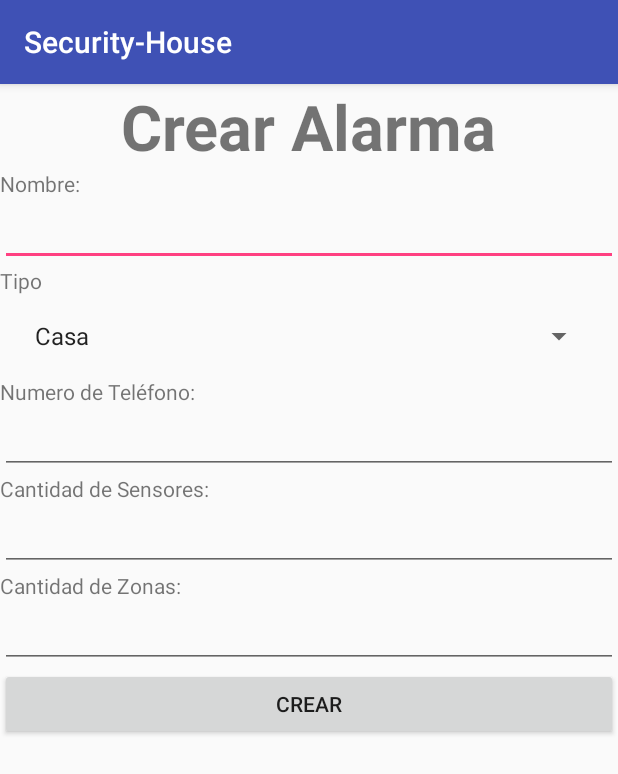
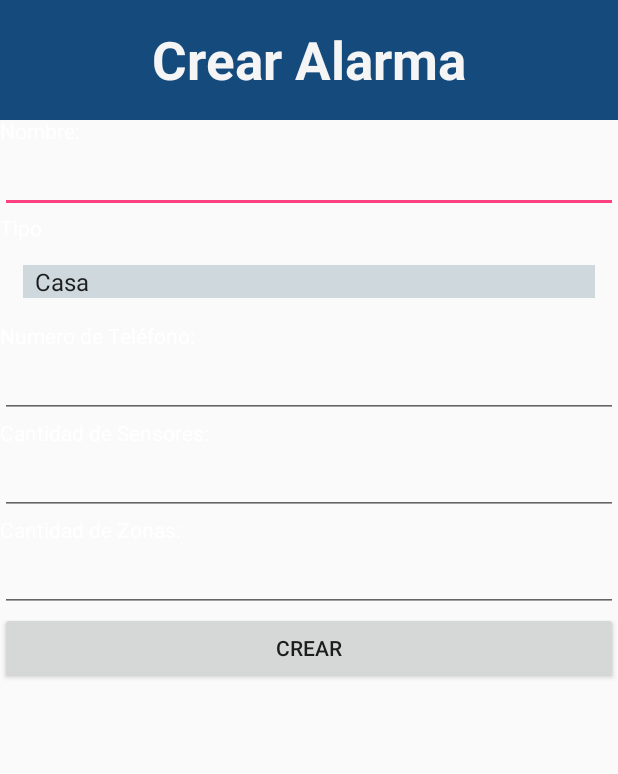
Before and after one commit to matiasrivas94/SECURITYHOUSE, an Android app: the fragment CrearAlarmaFragment shown on its own in the app's theme, on a phone screen of 412 x 824 dp. Shown: the top 774 px of the screen. Run offline under Robolectric (Android 15) with nearby library versions, the phone set to English and light mode, and no system bars.

Commit message:
Agregamos el splash (de la app Where is my pet) para probar
Hubo cambios en el androidManifest.xml y cambiamos el tema de la aplicacion por AppTheme.NoActionBar

```diff
--- a/app/src/main/res/layout/activity_main.xml
+++ b/app/src/main/res/layout/activity_main.xml
@@ -13,6 +13,8 @@
         android:layout_width="match_parent"
         android:layout_height="match_parent" />
 
+
+
     <android.support.design.widget.NavigationView
         android:id="@+id/nav_view"
         android:layout_width="wrap_content"
--- a/app/src/main/res/layout/fragment_crear_alarma.xml
+++ b/app/src/main/res/layout/fragment_crear_alarma.xml
@@ -4,13 +4,15 @@
     android:layout_width="match_parent"
     android:layout_height="match_parent"
     tools:context=".CrearAlarmaFragment">
+    android:background="@mipmap/fondo1">
 
-    <!-- TODO: Update blank fragment layout -->
-    <LinearLayout
+    <android.support.v7.widget.Toolbar
+        android:id="@+id/toolbar"
         android:layout_width="match_parent"
-        android:layout_height="match_parent"
-        android:orientation="vertical">
-
+        android:layout_height="80sp"
+        android:background="@color/colorPrimary"
+        android:minHeight="?attr/actionBarSize"
+        android:orientation="horizontal">
 
         <TextView
             android:id="@+id/textCrearAlarma"
@@ -18,40 +20,56 @@
             android:layout_height="wrap_content"
             android:layout_gravity="center"
             android:text="Crear Alarma"
-            android:textSize="42sp"
-            android:textStyle="bold" />
+            android:textSize="35sp"
+            android:textStyle="bold"
+            android:textColor="#f5f5f5" />
+
+    </android.support.v7.widget.Toolbar>
+
+    <LinearLayout
+        android:layout_width="match_parent"
+        android:layout_height="match_parent"
+        android:layout_marginTop="77sp"
+        android:orientation="vertical">
+
+
         <TextView
             android:id="@+id/textView"
             android:layout_width="wrap_content"
             android:layout_height="wrap_content"
-            android:text="Nombre:" />
+            android:text="Nombre:"
+            android:textColor="@android:color/white" />
 
         <EditText
             android:id="@+id/ETNombre"
             android:layout_width="match_parent"
             android:layout_height="wrap_content"
             android:ems="10"
-            android:inputType="textPersonName" />
+            android:inputType="textPersonName"
+            android:textColor="@android:color/white" />
 
         <TextView
             android:id="@+id/textView2"
             android:layout_width="wrap_content"
             android:layout_height="wrap_content"
-            android:text="Tipo" />
+            android:text="Tipo"
+            android:textColor="@android:color/white" />
 
         <Spinner
-			android:layout_width="match_parent"
-			android:layout_height="wrap_content"
-			android:id="@+id/sp01"
-			android:layout_below="@+id/tvTitulo"
-			android:layout_margin="15dp">
-		</Spinner>
+            android:id="@+id/sp01"
+            android:layout_width="match_parent"
+            android:layout_height="wrap_content"
+            android:layout_below="@+id/tvTitulo"
+            android:layout_margin="15dp"
+            android:background="#cfd8dc"
+            android:textColor="@android:color/white"></Spinner>
 
         <TextView
             android:id="@+id/textView3"
             android:layout_width="wrap_content"
             android:layout_height="wrap_content"
-            android:text="Numero de Teléfono:" />
+            android:text="Numero de Teléfono:"
+            android:textColor="@android:color/white" />
 
         <EditText
             android:id="@+id/ETNumTelefono"
@@ -64,7 +82,8 @@
             android:id="@+id/textView4"
             android:layout_width="wrap_content"
             android:layout_height="wrap_content"
-            android:text="Cantidad de Sensores:" />
+            android:text="Cantidad de Sensores:"
+            android:textColor="@android:color/white" />
 
         <EditText
             android:id="@+id/ETCantSensores"
@@ -72,11 +91,13 @@
             android:layout_height="wrap_content"
             android:ems="10"
             android:inputType="textPersonName" />
+
         <TextView
             android:id="@+id/textView5"
             android:layout_width="wrap_content"
             android:layout_height="wrap_content"
-            android:text="Cantidad de Zonas:" />
+            android:text="Cantidad de Zonas:"
+            android:textColor="@android:color/white" />
 
         <EditText
             android:id="@+id/ETCantZonas"
--- a/app/src/main/res/values/colors.xml
+++ b/app/src/main/res/values/colors.xml
@@ -1,6 +1,6 @@
 <?xml version="1.0" encoding="utf-8"?>
 <resources>
-    <color name="colorPrimary">#3F51B5</color>
-    <color name="colorPrimaryDark">#303F9F</color>
+    <color name="colorPrimary">#144b7c</color>
+    <color name="colorPrimaryDark">#0a0f31</color>
     <color name="colorAccent">#FF4081</color>
 </resources>
```
Also changed, not shown: app/src/main/AndroidManifest.xml (+3 -4 lines), app/src/main/res/layout/app_bar_main.xml (+5 -3 lines), app/src/main/res/layout/fragment_alarmas.xml (+21 -8 lines), app/src/main/res/layout/fragment_contacto.xml (+14 -3 lines), app/src/main/res/layout/fragment_crear_camaras.xml (+19 -8 lines), app/src/main/res/layout/fragment_crear_sensor.xml (+19 -8 lines), app/src/main/res/layout/fragment_principal.xml (+24 -1 lines), app/src/main/res/layout/fragment_quienes_somos.xml (+12 -3 lines).
